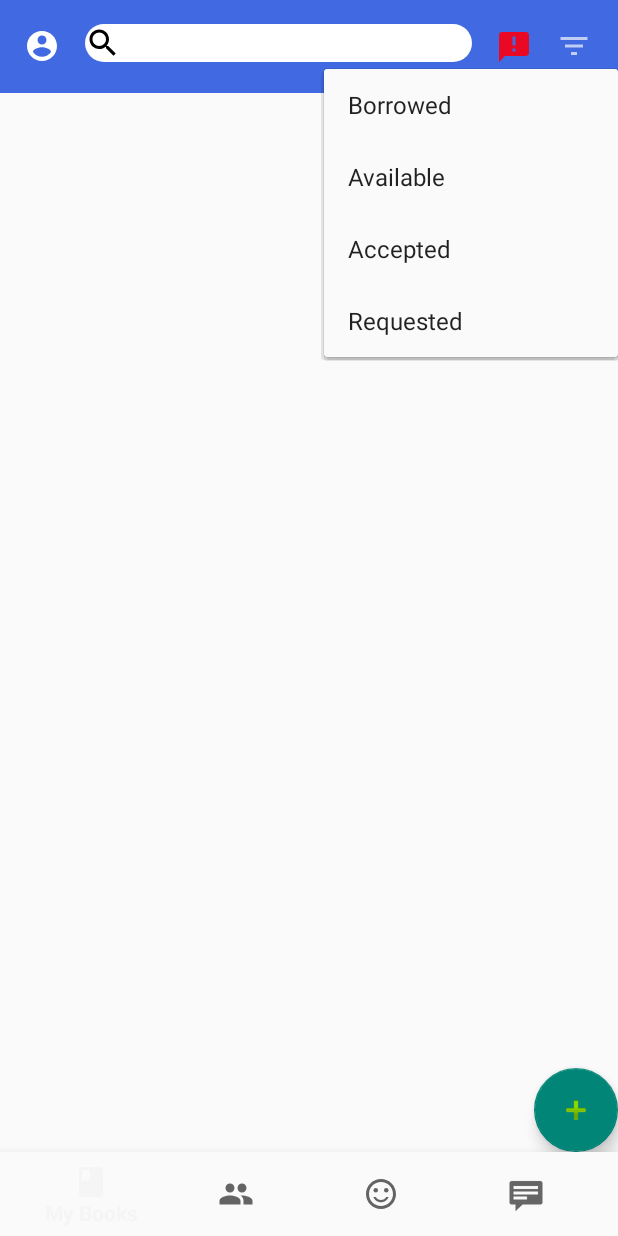
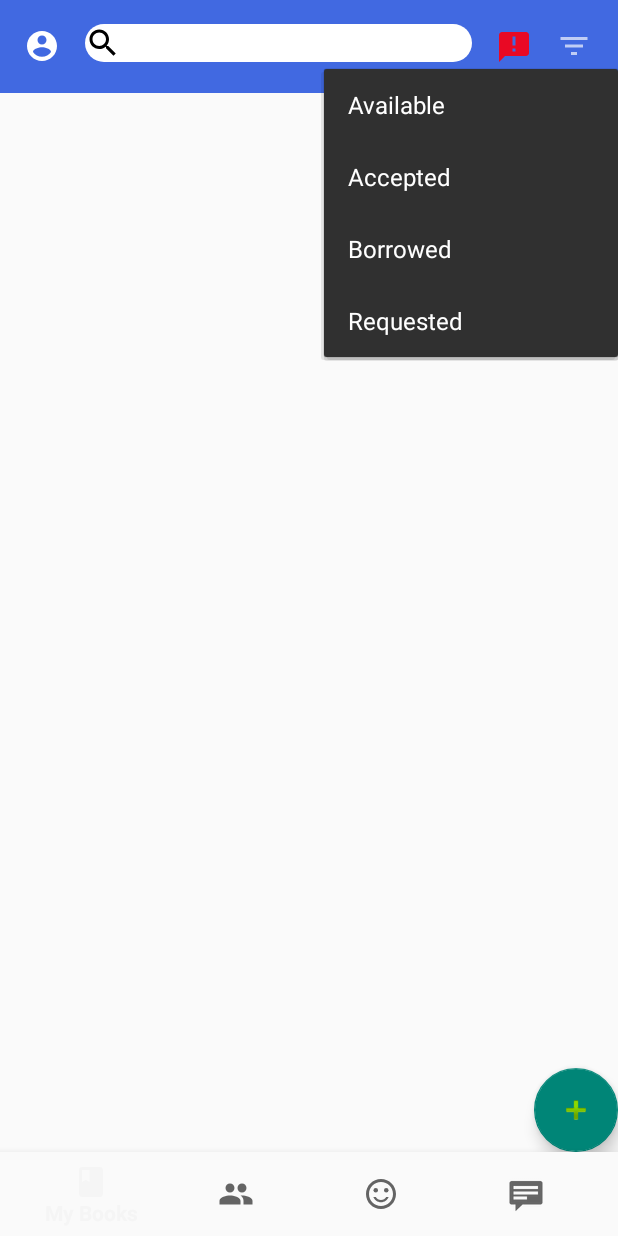
Before and after one commit to CMPUT301F20T28/SushiPlatter, an Android app: the fragment BorrowedFragment placed in its activity, after a tap on an icon or button, on a phone screen of 412 x 824 dp. Run offline under Robolectric (Android 15) with nearby library versions, the phone set to English and light mode, and no system bars; our stand-ins replace Firebase (no records; nobody signed in at launch, a user with empty details on screens opened directly); libraries missing offline, so code that uses them is left out: com.githang.statusbar; 2 statements that could not run were skipped; 2 other taps on this screen came first.

Commit message:
move mybook filter to utilities

```diff
--- a/301pro/app/src/main/java/com/example/a301pro/CustomListMybook.java
+++ b/301pro/app/src/main/java/com/example/a301pro/CustomListMybook.java
@@ -55,12 +55,12 @@
         }
 
         Book book = books.get(position);
-
         final ImageView imageView = view.findViewById(R.id.book_image);
         TextView book_name = view.findViewById(R.id.name_text);
         TextView des = view.findViewById(R.id.des_text);
         TextView sta = view.findViewById(R.id.status_text);
         TextView bor = view.findViewById(R.id.borrower_text);
+
         StorageReference imageRef = storage.getReference().child(book.getImageID());
         imageRef.getBytes(1024 * 1024)
                 .addOnSuccessListener(new OnSuccessListener<byte[]>() {
--- a/301pro/app/src/main/java/com/example/a301pro/CustomListPendingRequest.java
+++ b/301pro/app/src/main/java/com/example/a301pro/CustomListPendingRequest.java
@@ -71,7 +71,7 @@
             @Override
             public void onClick(View v) {
                 //Toast.makeText(getContext(),"111111111111",Toast.LENGTH_SHORT).show();
-                if (pend.getStatus().equals("Accecpted")) {
+                if (pend.getStatus().equals("Accepted")) {
                     Intent intent = new Intent(getContext(), SetMapActivity.class);
                     intent.putExtra("BOOKID", pend.getBookID());
                     intent.putExtra("BORROWER", pend.getRequestFrom());
@@ -116,6 +116,7 @@
                         img.setImageBitmap(bitmap);
                     }
                 });
+
         book_name.setText(pend.getBook_name());
         des.setText(pend.getDes());
         sta.setText(pend.getStatus());
--- a/301pro/app/src/main/java/com/example/a301pro/MainActivity.java
+++ b/301pro/app/src/main/java/com/example/a301pro/MainActivity.java
@@ -33,7 +33,7 @@
         setContentView(R.layout.activity_main);
         final FirebaseFirestore db = FirebaseFirestore.getInstance();
 
-        AppCompatAcitiviy:getSupportActionBar().hide();
+        AppCompatAcitiviy : getSupportActionBar().hide();
 
         BottomNavigationView bottomNav = findViewById(R.id.bottom_navigation);
         bottomNav.setOnNavigationItemSelectedListener(navListener);
@@ -69,14 +69,13 @@
             }
         });
 
-        Button nav_MyBook = findViewById(R.id.nav_My_book);
-        Button nav_message = findViewById(R.id.nav_Messages);
+        Button nav_MyBook = findViewById(R.id.nav_mybooks);
+        Button nav_message = findViewById(R.id.nav_messages);
         Button nav_shared = findViewById(R.id.nav_shared);
-        Button nav_requested = findViewById(R.id.nav_Requested);
-        Button nav_requests = findViewById(R.id.nav_Requests);
+        Button nav_requested = findViewById(R.id.nav_borrowed);
+        Button nav_requests = findViewById(R.id.nav_requests);
 
     }
-
 
 
     /**
--- a/301pro/app/src/main/java/com/example/a301pro/MybookFragment.java
+++ b/301pro/app/src/main/java/com/example/a301pro/MybookFragment.java
@@ -21,6 +21,7 @@
 import androidx.annotation.Nullable;
 import androidx.fragment.app.Fragment;
 
+import com.example.a301pro.Utilities.FilterMenu;
 import com.example.a301pro.Utilities.GetUserFromDB;
 import com.githang.statusbar.StatusBarCompat;
 import com.google.android.material.floatingactionbutton.FloatingActionButton;
@@ -165,8 +166,8 @@
         // click on filter button to filter out item
         filterBtn.setOnClickListener(new View.OnClickListener() {
             @Override
-            public void onClick(View v) {
-                showPopupMenu(filterBtn);
+            public void onClick(View view) {
+                FilterMenu.mybookFilter(view, bookDataList, bookAdapter);
             }
         });
 
@@ -203,10 +204,6 @@
         return view;
     }
 
-    private void changelist(String de) {
-        searchList.clear();
-    }
-
     /**
      * Receive result from AddEditIntent
      * @param requestCode request for AddEditIntent
@@ -222,53 +219,6 @@
     }
 
     /**
-     * Popup the menu for picking status
-     * @param view view
-     */
-    private void showPopupMenu(View view) {
-        PopupMenu popupMenu = new PopupMenu(getContext(), view);
-        popupMenu.getMenuInflater().inflate(R.menu.filter_menu, popupMenu.getMenu());
-        popupMenu.setOnMenuItemClickListener(new PopupMenu.OnMenuItemClickListener() {
-            @Override
-            public boolean onMenuItemClick(final MenuItem item) {
-                //Toast.makeText(getContext(), item.getTitle(), Toast.LENGTH_SHORT).show();
-
-                final FirebaseFirestore db = FirebaseFirestore.getInstance();
-                final CollectionReference collectionReference = db.collection("Users")
-                        .document(GetUserFromDB.getUserID())
-                        .collection("MyBooks");
-                bookDataList.clear();
-                collectionReference.addSnapshotListener(new EventListener<QuerySnapshot>() {
-                    @Override
-                    public void onEvent(@NonNull QuerySnapshot queryDocumentSnapshots,
-                                        @Nullable FirebaseFirestoreException error) {
-                        for(QueryDocumentSnapshot doc: queryDocumentSnapshots) {
-                            String imageID = (String) doc.getData().get("imageID");
-                            String bookName= (String) doc.getData().get("book_name");
-                            String author = (String) doc.getData().get("author");
-                            String ISBN =  (String) doc.getData().get("isbn");
-                            String description = (String) doc.getData().get("description");
-                            String status = (String) doc.getData().get("status");
-                            String bookid = doc.getId();
-                            String borrower = (String) doc.getData().get("borrower_name");
-                            String owner = (String) doc.getData().get("owner");
-                            if (status.equals(item.getTitle())) {
-                                bookDataList.add((new Book(imageID, bookName, author, ISBN,
-                                        description, status, bookid, borrower, owner)));
-                            }
-                        }
-                        bookAdapter.notifyDataSetChanged();
-                    }
-                });
-
-                return false;
-            }
-        });
-
-        popupMenu.show();
-    }
-
-    /**
      * Update book data to list view
      * @param book book data
      */
@@ -277,14 +227,4 @@
         bookAdapter.remove(book);
     }
 
-    /**
-     * Generate a unique id for a book
-     * @param uid unique userId from the database
-     * @param isbn isbn code for the book
-     * @return unique id of the book, which is uid followed by isbn
-     */
-    protected String generateBookID(String uid, String isbn) {
-        return uid + "-" + isbn;
-    }
-
 }
--- a/301pro/app/src/main/java/com/example/a301pro/ViewUserProfile.java
+++ b/301pro/app/src/main/java/com/example/a301pro/ViewUserProfile.java
@@ -55,6 +55,7 @@
         super.onCreate(savedInstanceState);
         setContentView(R.layout.personal_profile);
         AppCompatAcitiviy:getSupportActionBar().hide();
+
         final FirebaseFirestore db = FirebaseFirestore.getInstance();
 
         userFirstNameShow = findViewById(R.id.user_first_name_display);
--- a/301pro/app/src/main/res/layout/add_edit_intent.xml
+++ b/301pro/app/src/main/res/layout/add_edit_intent.xml
@@ -13,7 +13,8 @@
         android:gravity="center"
         android:text="Add/Edit Book"
         android:textColor="#FFFFFFFF"
-        android:textSize="30sp"></TextView>
+        android:textSize="30sp">
+    </TextView>
 
     <ImageButton
         android:id="@+id/add_edit_image"
--- a/301pro/app/src/main/res/layout/content_mybook.xml
+++ b/301pro/app/src/main/res/layout/content_mybook.xml
@@ -41,7 +41,7 @@
         android:layout_width="0dp"
         android:layout_height="130dp"
         android:layout_weight="0.9"
-        android:orientation="vertical">
+        android:orientation="vertical" >
 
         <TextView
             android:id="@+id/status_text"
@@ -58,7 +58,7 @@
             android:layout_height="wrap_content"
             android:layout_marginTop="12dp"
             android:hint="No Borrower"
-            android:textSize="15sp">
+            android:textSize="15sp" >
 
         </TextView>
     </LinearLayout>
--- a/301pro/app/src/main/res/menu/activity_main_drawer.xml
+++ b/301pro/app/src/main/res/menu/activity_main_drawer.xml
@@ -5,21 +5,21 @@
 
     <group android:checkableBehavior="single">
         <item
-            android:id="@+id/nav_My_book"
-            android:title="My Book" />
+            android:id="@+id/nav_mybooks"
+            android:title="My Books" />
         <item
             android:id="@+id/nav_shared"
             android:title="Library" />
         <item
-            android:id="@+id/nav_Requested"
-            android:title="Requested" />
+            android:id="@+id/nav_borrowed"
+            android:title="Borrowed" />
 
         <item
-            android:id="@+id/nav_Requests"
+            android:id="@+id/nav_requests"
             android:title="Requests" />
 
         <item
-            android:id="@+id/nav_Messages"
+            android:id="@+id/nav_messages"
             android:title="Messages" />
 
     </group>
--- a/301pro/app/src/main/res/menu/book_category.xml
+++ /dev/null
@@ -1,22 +0,0 @@
-<?xml version="1.0" encoding="utf-8"?>
-<menu xmlns:android="http://schemas.android.com/apk/res/android">
-    <item
-        android:id="@+id/Computer_book"
-        android:title="Computer" />
-    <item
-        android:id="@+id/Education_book"
-        android:title="Eduction" />
-    <item
-        android:id="@+id/Science_fiction"
-        android:title="Science fiction" />
-    <item
-        android:id="@+id/Magazine"
-        android:title="Magazine" />
-    <item
-        android:id="@+id/Baby_book"
-        android:title="Baby" />
-    <item
-        android:id="@+id/fiction"
-        android:title="Fiction" />
-
-</menu>
--- /dev/null
+++ b/301pro/app/src/main/res/menu/filter_menu_mybook.xml
@@ -0,0 +1,17 @@
+<?xml version="1.0" encoding="utf-8"?>
+<menu xmlns:android="http://schemas.android.com/apk/res/android">
+
+    <item
+        android:id="@+id/available_menu"
+        android:title="Available" />
+    <item
+        android:id="@+id/accept_menu"
+        android:title="Accepted" />
+    <item
+        android:id="@+id/borrowed_menu"
+        android:title="Borrowed" />
+    <item
+        android:id="@+id/request_menu"
+        android:title="Requested" />
+
+</menu>
--- a/301pro/app/src/main/res/menu/filter_menu.xml
+++ b/301pro/app/src/main/res/menu/filter_menu_pending.xml
@@ -1,16 +1,17 @@
 <?xml version="1.0" encoding="utf-8"?>
 <menu xmlns:android="http://schemas.android.com/apk/res/android">
+
+    <item
+        android:id="@+id/accept_menu"
+        android:title="Accepted" />
     <item
         android:id="@+id/borrowed_menu"
         android:title="Borrowed" />
     <item
-        android:id="@+id/available_menu"
-        android:title="Available" />
-    <item
-        android:id="@+id/accept_menu"
-        android:title="Accepted" />
-    <item
         android:id="@+id/request_menu"
         android:title="Requested" />
+    <item
+        android:id="@+id/pending_menu"
+        android:title="Pending" />
 
 </menu>
--- a/301pro/app/src/main/res/mipmap-anydpi-v26/ic_launcher.xml
+++ b/301pro/app/src/main/res/mipmap-anydpi-v26/ic_launcher.xml
@@ -1,5 +1,5 @@
 <?xml version="1.0" encoding="utf-8"?>
 <adaptive-icon xmlns:android="http://schemas.android.com/apk/res/android">
-    <background android:drawable="@drawable/ic_launcher_background"/>
+    <background android:drawable="@color/componentBackground"/>
     <foreground android:drawable="@drawable/ic_image1"/>
 </adaptive-icon>
--- a/301pro/app/src/main/res/mipmap-anydpi-v26/ic_launcher_round.xml
+++ b/301pro/app/src/main/res/mipmap-anydpi-v26/ic_launcher_round.xml
@@ -1,5 +1,5 @@
 <?xml version="1.0" encoding="utf-8"?>
 <adaptive-icon xmlns:android="http://schemas.android.com/apk/res/android">
-    <background android:drawable="@drawable/ic_launcher_background"/>
+    <background android:drawable="@color/componentBackground"/>
     <foreground android:drawable="@drawable/ic_image1"/>
 </adaptive-icon>
```
Also changed, not shown: 301pro/app/src/main/java/com/example/a301pro/BorrowedFragment.java (+3 -19 lines), 301pro/app/src/main/java/com/example/a301pro/CustomListPending.java (+1 -6 lines), 301pro/app/src/main/java/com/example/a301pro/RequestFragment.java (+3 -19 lines), 301pro/app/src/main/java/com/example/a301pro/Utilities/FilterMenu.java (+72 -9 lines), 301pro/app/src/main/res/layout/content_pending.xml (+5 -5 lines), 301pro/app/src/main/res/layout/personal_profile.xml (+12 -17 lines), 301pro/app/src/main/res/drawable/login_background.jpg (deleted).
